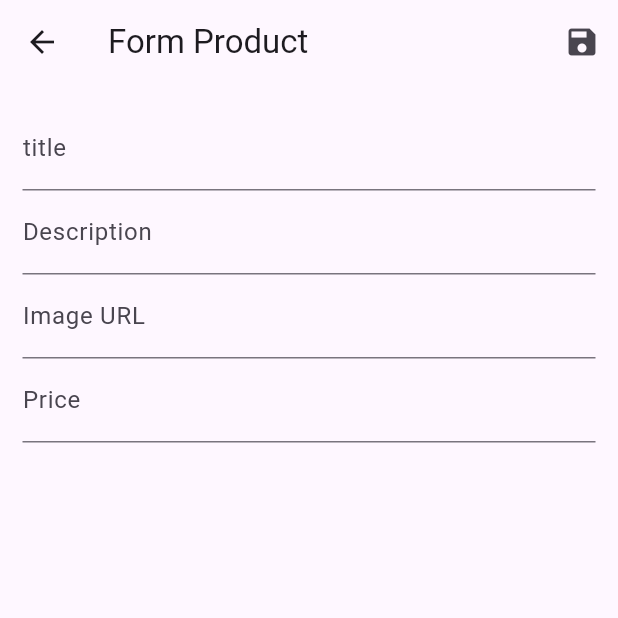
After one commit to KauaHenSilva/dart_flutter_shop, a Flutter app: the FormProductPage screen opened by its route, on a phone screen of 412 x 824 dp, the top half of it. The commit adds this screen. Run offline on Flutter 3.47's test engine with Material 3 defaults, Android fonts, the phone set to English and light mode, and no system bars; drawn by our look-alikes of flutter_form_builder; our stand-ins replace flutter_dotenv, form_builder_validators; network calls fail.

Commit message:
feat: Add flutter_localization plugin and form_product

```diff
--- a/lib/main.dart
+++ b/lib/main.dart
@@ -2,12 +2,16 @@ import 'package:dart_flutter_shop/models/cart_list.dart';
 import 'package:dart_flutter_shop/models/order_list.dart';
 import 'package:dart_flutter_shop/models/product_list.dart';
 import 'package:dart_flutter_shop/screens/cart_page.dart';
+import 'package:dart_flutter_shop/screens/form_product_page.dart';
 import 'package:dart_flutter_shop/screens/manage_page.dart';
 import 'package:dart_flutter_shop/screens/order_page.dart';
+import 'utils/my_routes.dart';
+import 'screens/home_page.dart';
+
 import 'package:flutter_dotenv/flutter_dotenv.dart';
 import 'package:provider/provider.dart';
-import 'screens/home_page.dart';
-import 'utils/my_routes.dart';
+import 'package:flutter_localizations/flutter_localizations.dart';
+import 'package:form_builder_validators/form_builder_validators.dart';
 import 'package:flutter/material.dart';
 
 Future<void> main() async {
@@ -27,6 +31,13 @@ class MyApp extends StatelessWidget {
         ChangeNotifierProvider(create: (context) => OrderList()),
       ],
       child: MaterialApp(
+        supportedLocales: const [
+          ...FormBuilderLocalizations.supportedLocales,
+        ],
+        localizationsDelegates: const [
+          ...GlobalMaterialLocalizations.delegates,
+          FormBuilderLocalizations.delegate,
+        ],
         debugShowCheckedModeBanner: false,
         title: 'Shopping App',
         theme: ThemeData.light(),
@@ -37,6 +48,7 @@ class MyApp extends StatelessWidget {
           MyRoutes.cartPage: (context) => const CartPage(),
           MyRoutes.order: (context) => const OrderPage(),
           MyRoutes.manage: (context) => const ManagePage(),
+          MyRoutes.formProduct: (context) => const FormProductPage(),
         },
       ),
     );
--- /dev/null
+++ b/lib/screens/form_product_page.dart
@@ -0,0 +1,127 @@
+import 'package:dart_flutter_shop/models/product_model.dart';
+import 'package:flutter/material.dart';
+import 'package:flutter_form_builder/flutter_form_builder.dart';
+import 'package:form_builder_validators/form_builder_validators.dart';
+
+class FormProductPage extends StatefulWidget {
+  const FormProductPage({super.key});
+
+  @override
+  State<FormProductPage> createState() => _FormProductPageState();
+}
+
+class _FormProductPageState extends State<FormProductPage> {
+  late Map<String, dynamic> productAlt;
+  final _formKey = GlobalKey<FormBuilderState>();
+
+  @override
+  void initState() {
+    super.initState();
+    productAlt = {
+      'id': '',
+      'title': '',
+      'description': '',
+      'imageUrl': '',
+      'price': '',
+    };
+  }
+
+  @override
+  Widget build(BuildContext context) {
+    final product = ModalRoute.of(context)?.settings.arguments as ProductModel?;
+
+    if (product != null) {
+      productAlt = {
+        'id': product.id,
+        'title': product.title,
+        'description': product.description,
+        'imageUrl': product.imageUrl,
+        'price': product.price,
+      };
+    }
+
+    return Scaffold(
+      appBar: AppBar(
+        title: const Text("Form Product"),
+        actions: [
+          IconButton(
+            icon: const Icon(Icons.save),
+            onPressed: () {
+              if (_formKey.currentState?.saveAndValidate() ?? false) {}
+            },
+          ),
+        ],
+      ),
+      body: FormBuilder(
+        key: _formKey,
+        child: SingleChildScrollView(
+          child: Padding(
+            padding: const EdgeInsets.all(15),
+            child: Column(
+              children: [
+                FormBuilderTextField(
+                  name: 'title',
+                  initialValue: productAlt['title'].toString(),
+                  decoration: const InputDecoration(
+                    labelText: 'title',
+                  ),
+                  validator: FormBuilderValidators.compose([
+                    FormBuilderValidators.required(),
+                    FormBuilderValidators.minLength(3),
+                    FormBuilderValidators.maxLength(20),
+                  ]),
+                  onChanged: (value) {
+                    productAlt['title'] = value;
+                  },
+                ),
+                FormBuilderTextField(
+                  name: 'description',
+                  initialValue: productAlt['description'].toString(),
+                  decoration: const InputDecoration(
+                    labelText: 'Description',
+                  ),
+                  validator: FormBuilderValidators.compose([
+                    FormBuilderValidators.required(),
+                    FormBuilderValidators.minLength(5),
+                    FormBuilderValidators.maxLength(100),
+                  ]),
+                  onChanged: (value) {
+                    productAlt['description'] = value;
+                  },
+                ),
+                FormBuilderTextField(
+                  name: 'imageUrl',
+                  initialValue: productAlt['imageUrl'].toString(),
+                  decoration: const InputDecoration(
+                    labelText: 'Image URL',
+                  ),
+                  validator: FormBuilderValidators.compose([
+                    FormBuilderValidators.required(),
+                    FormBuilderValidators.url(),
+                  ]),
+                  onChanged: (value) {
+                    productAlt['imageUrl'] = value;
+                  },
+                ),
+                FormBuilderTextField(
+                  name: 'price',
+                  initialValue: productAlt['price'].toString(),
+                  decoration: const InputDecoration(
+                    labelText: 'Price',
+                  ),
+                  validator: FormBuilderValidators.compose([
+                    FormBuilderValidators.required(),
+                    FormBuilderValidators.numeric(),
+                  ]),
+                  onChanged: (value) {
+                    productAlt['price'] = value;
+                  },
+                ),
+              ],
+            ),
+          ),
+        ),
+      ),
+    );
+  }
+}
--- a/lib/screens/manage_page.dart
+++ b/lib/screens/manage_page.dart
@@ -1,4 +1,5 @@
 import 'package:dart_flutter_shop/models/product_list.dart';
+import 'package:dart_flutter_shop/utils/my_routes.dart';
 import 'package:dart_flutter_shop/widgets/my_drawer.dart';
 import 'package:flutter/material.dart';
 import 'package:provider/provider.dart';
@@ -88,7 +89,12 @@ class Page extends StatelessWidget {
                   ),
                   IconButton(
                     icon: const Icon(Icons.edit),
-                    onPressed: () {},
+                    onPressed: () {
+                      Navigator.of(context).pushNamed(
+                        MyRoutes.formProduct,
+                        arguments: product,
+                      );
+                    },
                   )
                 ],
               ),
--- a/lib/utils/my_routes.dart
+++ b/lib/utils/my_routes.dart
@@ -3,4 +3,5 @@ class MyRoutes {
   static const String cartPage = '/cart-page';
   static const String order = '/order';
   static const String manage = '/manage';
+  static const String formProduct = '/form-product';
 }
--- a/pubspec.yaml
+++ b/pubspec.yaml
@@ -38,6 +38,9 @@ dependencies:
   flutter_dotenv: ^5.1.0
   http: ^1.2.1
   provider: ^6.1.2
+  flutter_form_builder: ^9.3.0
+  flutter_localization: ^0.2.0
+  form_builder_validators: ^10.0.1
 
 dev_dependencies:
   flutter_test:
```
Also changed, not shown: pubspec.lock, 2 other files.
